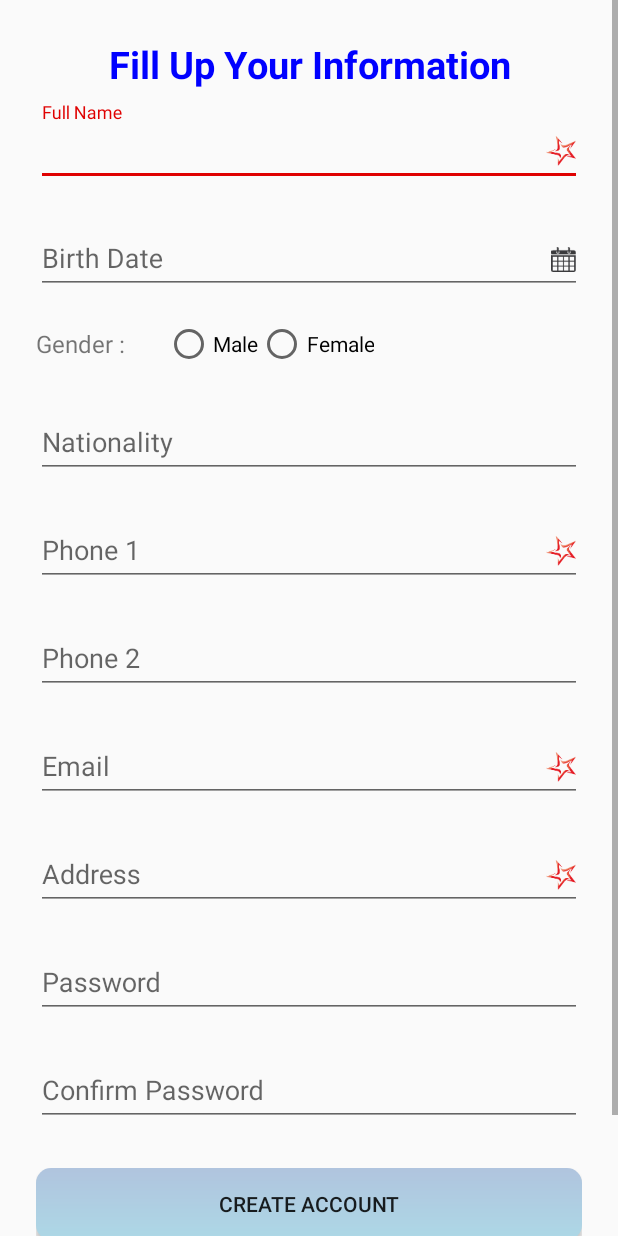
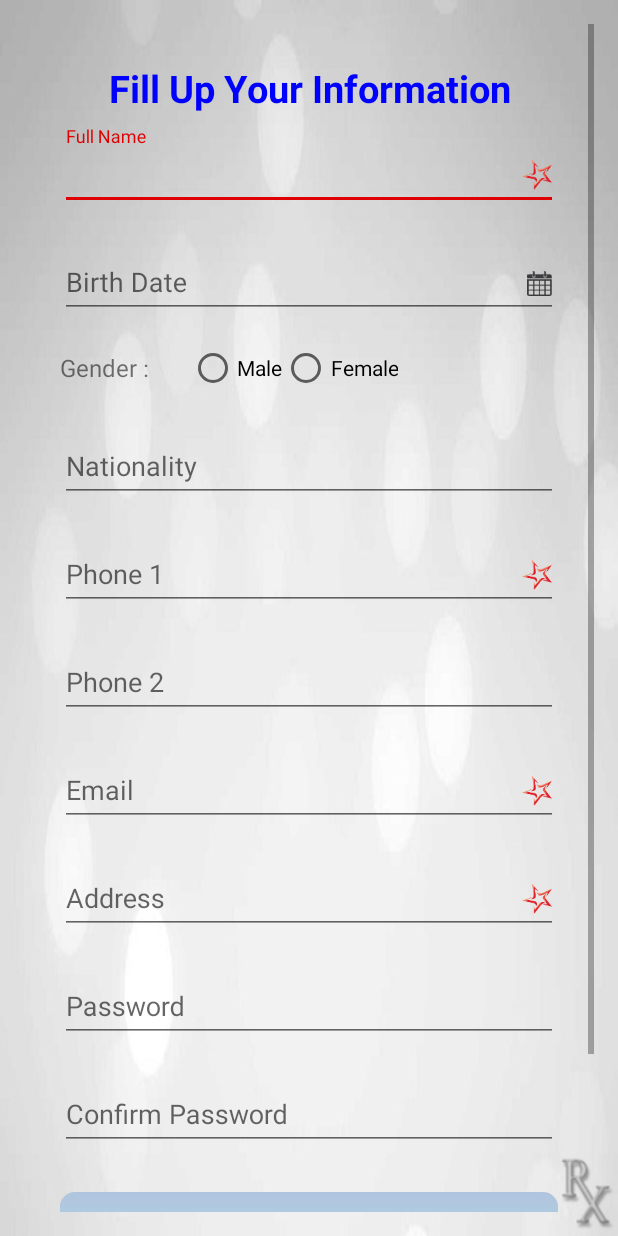
Before and after one commit to chabedalam11/doctor-prescription-repo, an Android app: the SignupActivity screen opened directly, with no data from a screen before it, on a phone screen of 412 x 824 dp. Run offline under Robolectric (Android 15) with nearby library versions, the phone set to English and light mode, and no system bars.

Commit message:
chabed => after marge application

```diff
--- a/app/src/main/AndroidManifest.xml
+++ b/app/src/main/AndroidManifest.xml
@@ -7,7 +7,7 @@
 
     <application
         android:allowBackup="true"
-        android:icon="@mipmap/ic_launcher"
+        android:icon="@drawable/rx"
         android:label="@string/app_name"
         android:roundIcon="@mipmap/ic_launcher_round"
         android:supportsRtl="true"
--- a/app/src/main/res/layout/activity_signup.xml
+++ b/app/src/main/res/layout/activity_signup.xml
@@ -1,4 +1,17 @@
 <?xml version="1.0" encoding="utf-8"?>
+<LinearLayout xmlns:android="http://schemas.android.com/apk/res/android"
+    xmlns:tools="http://schemas.android.com/tools"
+    android:id="@+id/activity_lab_order"
+    android:layout_width="match_parent"
+    android:layout_height="match_parent"
+    android:background="@drawable/bg_main"
+    android:orientation="vertical"
+    android:paddingBottom="@dimen/activity_vertical_margin"
+    android:paddingLeft="@dimen/activity_horizontal_margin"
+    android:paddingRight="@dimen/activity_horizontal_margin"
+    android:paddingTop="@dimen/activity_vertical_margin"
+    tools:context=".activity.signup.SignupActivity">
+
     <ScrollView
         xmlns:android="http://schemas.android.com/apk/res/android"
         android:layout_width="fill_parent"
@@ -210,3 +223,5 @@
 
         </LinearLayout>
     </ScrollView>
+
+    </LinearLayout>
```
Lines whose indentation alone changed are shown as unchanged.
